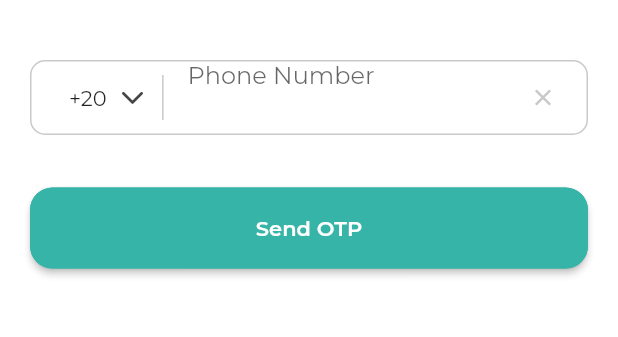
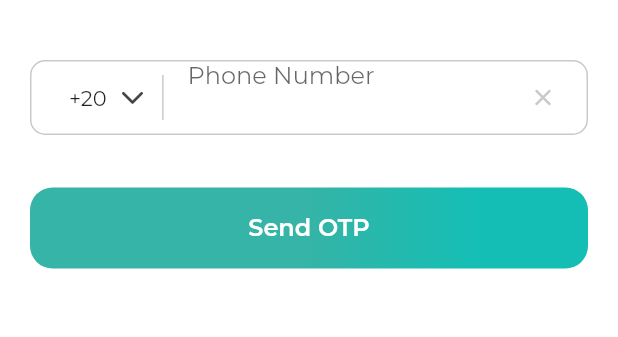
Before and after one commit to icsicsics/school, a Flutter app: the LoginScreen screen opened directly, on a phone screen of 412 x 824 dp, the part 555-892 px from its top. Run offline on Flutter 3.47's test engine with Material 2 defaults, Android fonts, the phone set to English and light mode, and no system bars; drawn by our look-alikes of intl_phone_number_input; our stand-ins replace device_info_plus, dio, firebase_core, firebase_messaging, flutter_bloc, flutter_local_notifications and 10 more; accounts and stored records are empty; network calls fail; project files that could hold a hidden picture were left out.

Commit message:
add dradient button

```diff
--- a/lib/core/utils/resorces/color_manager.dart
+++ b/lib/core/utils/resorces/color_manager.dart
@@ -5,6 +5,7 @@ class ColorsManager {
   static const Color blueAccent = Color.fromRGBO(44, 158, 219,1);
   static const Color starBackground = Color.fromRGBO(	52	,167,	189,1);
   static const Color secondaryColor = Color.fromRGBO(  53	,180	,167,1);
+  static const Color thredColor = Color.fromRGBO(  21	,190	,180,1);
   static const Color darkGrayColor = Color(0xFF3B3D4F);
   static const Color grayColor = Color(0xFFB9B9B9);
   static const Color mediumGrayColor = Color(0xFFC9C9C9);
--- /dev/null
+++ b/lib/presentation/shere_widgets/custom_gradient_button_widget.dart
@@ -0,0 +1,49 @@
+import 'package:flutter/material.dart';
+import 'package:schools/core/utils/resorces/color_manager.dart';
+import 'package:schools/presentation/shere_widgets/semi_bold_text_widget.dart';
+
+class CustomGradientButtonWidget extends StatelessWidget {
+  final String? buttonText;
+  final Color? buttonTextColor;
+  final double? buttonTextSize;
+  final Function() onPressed;
+  final double? buttonHeight;
+  final double? buttonWidth;
+
+  const CustomGradientButtonWidget({
+    Key? key,
+    this.buttonText = "",
+    required this.onPressed,
+    this.buttonHeight = 40,
+    this.buttonWidth = double.infinity,
+    this.buttonTextSize = 14,
+    this.buttonTextColor = ColorsManager.whiteColor,
+  }) : super(key: key);
+
+  @override
+  Widget build(BuildContext context) {
+    return Container(
+      height: buttonHeight,
+      width: buttonWidth,
+      decoration: const BoxDecoration(
+          borderRadius: BorderRadius.all(Radius.circular(15)),
+          gradient: LinearGradient(
+            colors: [
+              ColorsManager.secondaryColor,
+              ColorsManager.thredColor,
+            ],
+            stops: [0.5, 0.8],
+          )),
+      child: InkWell(
+        onTap: onPressed,
+        child: Center(
+          child: SemiBoldTextWidget(
+            text: buttonText!,
+            color: buttonTextColor!,
+            fontSize: buttonTextSize!,
+          ),
+        ),
+      ),
+    );
+  }
+}
--- a/lib/presentation/ui/authentication/login/widgets/confirm_button_widget.dart
+++ b/lib/presentation/ui/authentication/login/widgets/confirm_button_widget.dart
@@ -1,7 +1,7 @@
 import 'package:flutter/material.dart';
 import 'package:schools/core/utils/resorces/color_manager.dart';
 import 'package:schools/generated/l10n.dart';
-import 'package:schools/presentation/shere_widgets/custom_button_widget.dart';
+import 'package:schools/presentation/shere_widgets/custom_gradient_button_widget.dart';
 
 class ConfirmButtonWidget extends StatelessWidget {
   final Function() confirmAction;
@@ -12,12 +12,9 @@ class ConfirmButtonWidget extends StatelessWidget {
   @override
   Widget build(BuildContext context) {
     return Expanded(
-        child: CustomButtonWidget(
+        child: CustomGradientButtonWidget(
       onPressed: confirmAction,
-      borderRadius: 15,
-      buttonColor: ColorsManager.secondaryColor,
-      borderColor: ColorsManager.secondaryColor,
-      buttonTextSize: 14,
+      buttonTextSize: 16,
       buttonText: S.of(context).sendOTP,
       buttonTextColor: ColorsManager.whiteColor,
       buttonHeight: 54,
--- a/lib/presentation/ui/authentication/login/widgets/login_content_widget.dart
+++ b/lib/presentation/ui/authentication/login/widgets/login_content_widget.dart
@@ -3,7 +3,7 @@ import 'package:flutter_bloc/flutter_bloc.dart';
 import 'package:schools/presentation/bloc/login/login_bloc.dart';
 import 'package:schools/presentation/ui/authentication/login/widgets/confirm_button_widget.dart';
 import 'package:schools/presentation/ui/authentication/login/widgets/select_country_text_field_widget.dart';
-import 'package:schools/presentation/ui/authentication/login/widgets/welcome_text_widget.dart';
+import 'package:schools/presentation/ui/authentication/login/widgets/welcome_widget.dart';
 
 class LoginContentWidget extends StatefulWidget {
   final TextEditingController countryController;
```
Also changed, not shown: lib/presentation/ui/authentication/login/widgets/welcome_widget.dart (renamed from lib/presentation/ui/authentication/login/widgets/welcome_text_widget.dart).
